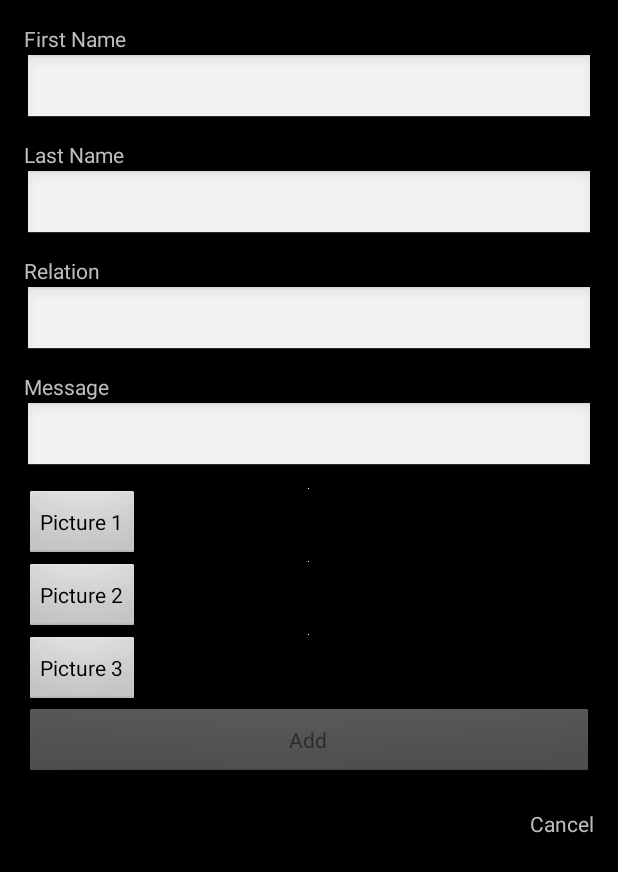
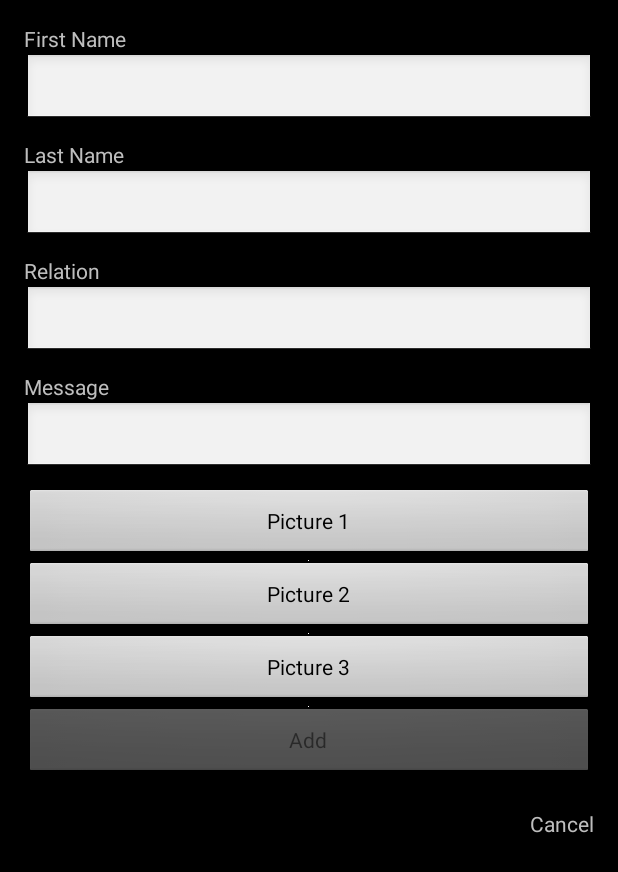
Before and after one commit to Alzheimers480/AndClientUI, an Android app: the AddActivity screen opened directly, with no data from a screen before it, on a phone screen of 412 x 824 dp. Shown: the top 872 px of the screen. Run offline under Robolectric (Android 15) with nearby library versions, the phone set to English and light mode, and no system bars.

Commit message:
XML changes
Changed the layout on add_acticity so that it would flow better
Did the initial steps to allowing file path saving for images

```diff
--- a/src/main/java/com/cse480/alzand/AddActivity.java
+++ b/src/main/java/com/cse480/alzand/AddActivity.java
@@ -23,6 +23,7 @@ public class AddActivity extends Activity implements View.OnClickListener{
 
     Button bAdd, btnP1, btnP2, btnP3;
     int iv = 0;
+    String IFP1,IFP2,IFP3;
     EditText etFirstName, etLastName, etRelation, etMessage;
     TextView tvCancel;
     private HttpURLConnection urlConnection;
@@ -164,12 +165,15 @@ public class AddActivity extends Activity implements View.OnClickListener{
                 break;
             case 1:
                 IVP1.setImageBitmap(bp);
+                IFP1 = data.getStringExtra("path");
                 break;
             case 2:
                 IVP2.setImageBitmap(bp);
+                IFP2 = data.getStringExtra("path");
                 break;
             case 3:
                 IVP3.setImageBitmap(bp);
+                IFP3 = data.getStringExtra("path");
                 break;
         }
     }
--- a/src/main/res/layout/activity_add.xml
+++ b/src/main/res/layout/activity_add.xml
@@ -63,18 +63,25 @@
         android:layout_marginBottom="10dp"
         android:layout_height="wrap_content" />
 
+            <Button
+        android:layout_width="match_parent"
+        android:layout_height="wrap_content"
+        android:text="Picture 1"
+        android:id="@+id/btnP1" />
+
             <ImageView
                 android:layout_width="wrap_content"
                 android:layout_height="wrap_content"
                 android:id="@+id/IVP1"
                 android:layout_gravity="center_horizontal"
-        android:src="#ffffff" />
+                android:src="#ffffff"
+                android:adjustViewBounds="true" />
 
             <Button
-        android:layout_width="wrap_content"
+        android:layout_width="match_parent"
         android:layout_height="wrap_content"
-        android:text="Picture 1"
-        android:id="@+id/btnP1" />
+        android:text="Picture 2"
+        android:id="@+id/btnP2" />
 
             <ImageView
         android:layout_width="wrap_content"
@@ -84,10 +91,10 @@
         android:src="#ffffff" />
 
             <Button
-        android:layout_width="wrap_content"
+        android:layout_width="match_parent"
         android:layout_height="wrap_content"
-        android:text="Picture 2"
-        android:id="@+id/btnP2" />
+        android:text="Picture 3"
+        android:id="@+id/btnP3" />
 
             <ImageView
         android:layout_width="wrap_content"
@@ -95,12 +102,6 @@
         android:id="@+id/IVP3"
         android:layout_gravity="center_horizontal"
         android:src="#ffffff" />
-
-    <Button
-        android:layout_width="wrap_content"
-        android:layout_height="wrap_content"
-        android:text="Picture 3"
-        android:id="@+id/btnP3" />
 
             <Button
         android:id="@+id/bAdd"
```
Lines whose indentation alone changed are shown as unchanged.
